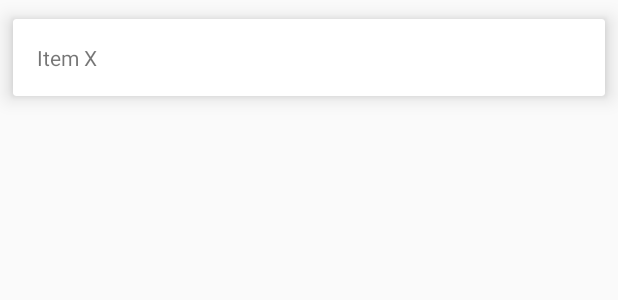
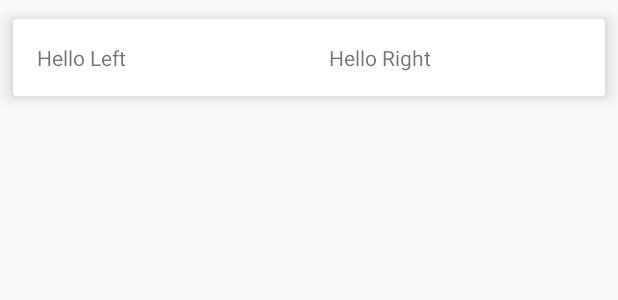
Before and after one commit to Anthroprox/codeforce-programathon-6, an Android app: the layout item_row.xml on its own in the app's theme, with its tools: preview values and no code run, on a phone screen of 412 x 824 dp. Shown: the top 300 px of the screen. Run offline under Robolectric (Android 15) with nearby library versions, the phone set to English and light mode, and no system bars.

Commit message:
Add two columns for student and ASQ3 name

```diff
--- a/app/src/main/res/layout/item_row.xml
+++ b/app/src/main/res/layout/item_row.xml
@@ -8,9 +8,19 @@
 
     <TextView
         android:id="@+id/tvItem"
-        android:layout_width="match_parent"
+        android:layout_width="280dp"
         android:layout_height="wrap_content"
+        android:layout_gravity="left"
         android:padding="16dp"
-        android:text="Item X" />
+        android:text="Hello Left" />
+
+    <TextView
+        android:id="@+id/tvItem2"
+        android:layout_width="200dp"
+        android:layout_height="wrap_content"
+        android:layout_gravity="right"
+        android:padding="16dp"
+        android:text="Hello Right" />
+
 
 </androidx.cardview.widget.CardView>
```
